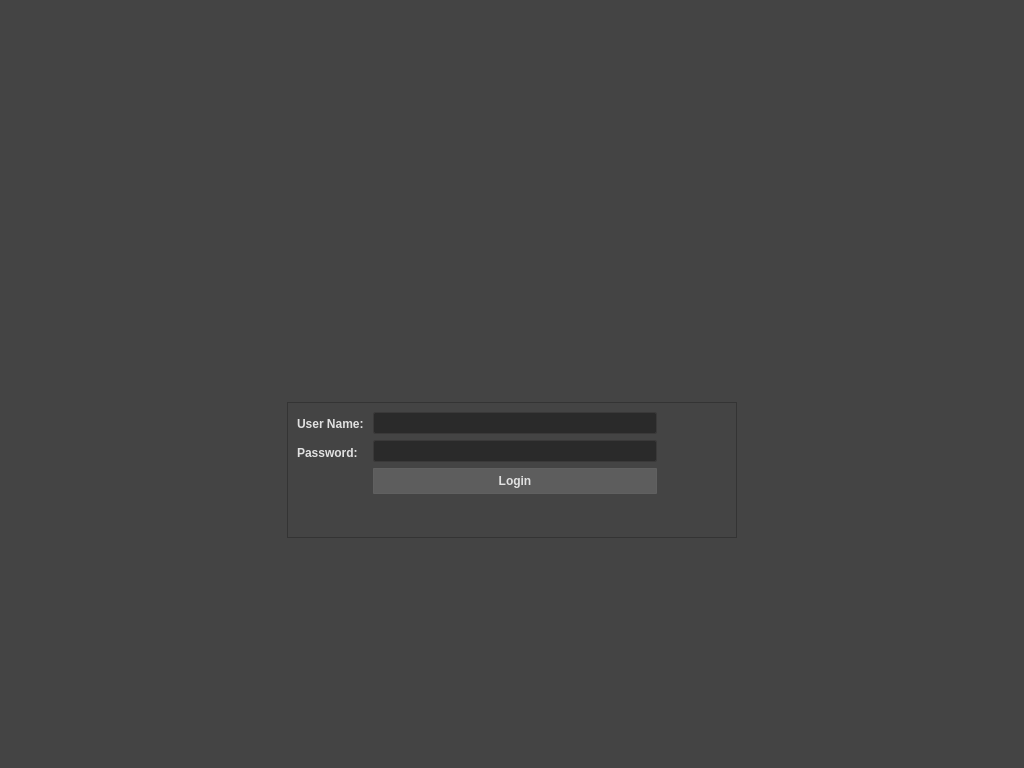
Above: esa/common/python/tool/inside_anim/campus/ui/login.ui from esernaalonso/dev before the change. Below: the same form after it.
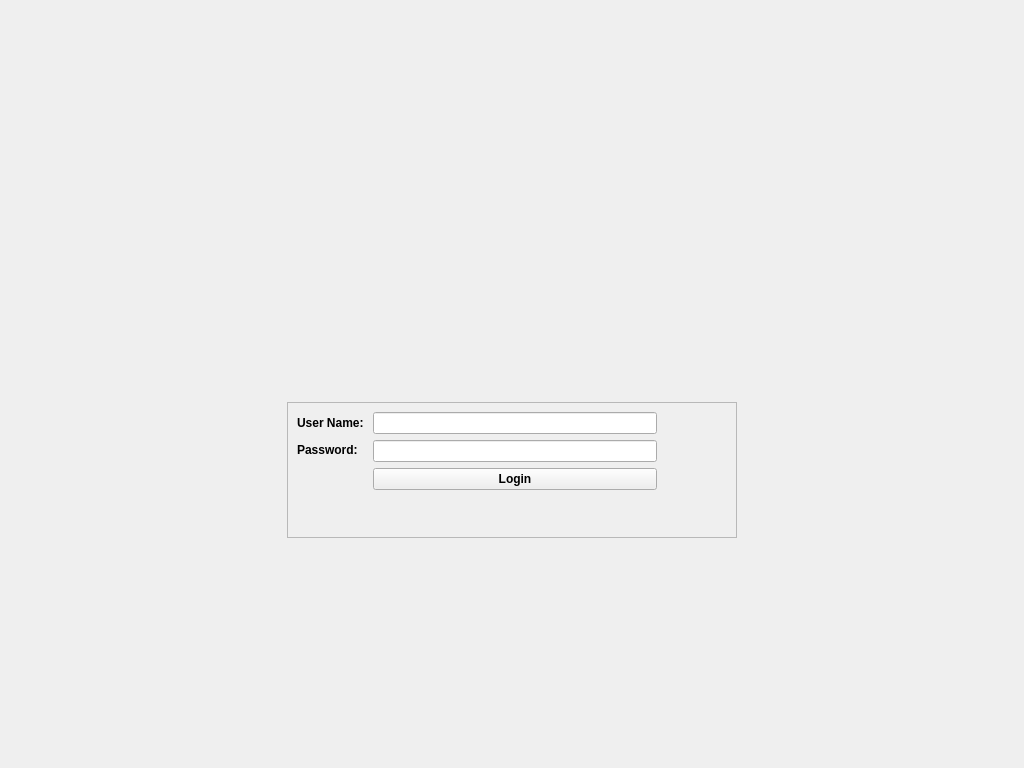
That is the form after the change.

Commit message: DEV-10 WIP streaming in phonon widget custom class, style working. Renamed to video player also.

What changed in the file:
```diff
--- a/esa/common/python/tool/inside_anim/campus/ui/login.ui
+++ b/esa/common/python/tool/inside_anim/campus/ui/login.ui
@@ -20,857 +20,7 @@
    <string>Form</string>
   </property>
   <property name="styleSheet">
-   <string notr="true">QWidget
-{
-    color: #e1e1e1;
-    background-color: #444444;
-    selection-background-color:#5d5d5d;
-    selection-color: black;
-    background-clip: border;
-    border-image: none;
-    outline: 0;
-}
-
-QWidget:focus
-{
-    border: 1px solid #757575;
-}
-
-QWidget:disabled
-{
-    color: #404040;
-    background-color: #444444;
-}
-
-QWidget:item:hover
-{
-    background-color: #c1c1c1;
-    color: #202020;
-}
-
-QWidget:item:selected
-{
-    background-color: #606060;
-}
-
-QToolTip
-{
-    border: 1px solid #3A3939;
-    background-color: rgb(90, 102, 117);
-    color: white;
-    padding: 1px;
-    opacity: 200;
-}
-
-QGroupBox
-{
-    border:1px solid #292929;
-    border-radius: 2px;
-    margin-top: 20px;
-}
-
-QGroupBox::title
-{
-    subcontrol-origin: margin;
-    subcontrol-position: top left;
-    left: 10px;
-    padding-left: 0px;
-    padding-right: 0px;
-    padding-top: 13px;
-}
-
-QGroupBox::indicator
-{
-    width: 15;
-    height: 15;
-    margin-left: 2px;
-}
-
-QCheckBox
-{
-    spacing: 5px;
-    outline: none;
-    color: #c5c5c5;
-    margin-bottom: 2px;
-}
-
-QCheckBox:focus
-{
-    border: none;
-}
-
-QCheckBox:disabled
-{
-    color: #777777;
-}
-
-QCheckBox::indicator
-{
-    width: 15;
-    height: 15;
-}
-
-QRadioButton
-{
-    spacing: 5px;
-    outline: none;
-    color: #c5c5c5;
-    margin-bottom: 2px;
-}
-
-QRadioButton:focus
-{
-    border: none;
-}
-
-QRadioButton:disabled
-{
-    color: #777777;
-}
-
-QRadioButton::indicator
-{
-    width: 15;
-    height: 15;
-}
-
-QProgressBar
-{
-    border: 1px solid #70c75c;
-    text-align: center;
-    padding: 0px;
-    background: #2a2a2a;
-    color: #FFFFFF;
-}
-
-QProgressBar::chunk:horizontal
-{
-    background-color: #70c75c;
-}
-
-QPushButton
-{
-    color: #e1e1e1;
-    background-color: #5d5d5d;
-    border-width: 1px;
-    border-color: #606060;
-    border-style: solid;
-    padding-top: 5px;
-    padding-bottom: 5px;
-    padding-left: 5px;
-    padding-right: 5px;
-    border-radius: 1px;
-    outline: none;
-}
-
-QPushButton:disabled
-{
-    background-color: #555555;
-    border-width: 1px;
-    border-color: #404040;
-    border-style: solid;
-    padding-top: 5px;
-    padding-bottom: 5px;
-    padding-left: 10px;
-    padding-right: 10px;
-    color: #454545;
-}
-
-QPushButton:focus
-{
-    background-color: #5d5d5d;
-}
-
-QPushButton:hover
-{
-    background-color: #70c75c;
-    border: 1px solid #70c75c;
-    color: #101010;
-}
-
-QPushButton:checked
-{
-    background-color: #202020;
-    border-color: #303030;
-    color: #c1c1c1;
-}
-
-QPushButton:pressed
-{
-    background-color: #252525;
-    color: #c1c1c1;
-    border: none;
-}
-
-QToolButton
-{
-    color: #e1e1e1;
-    background-color: #5d5d5d;
-    border-width: 1px;
-    border-color: #606060;
-    border-style: solid;
-    padding-top: 4px;
-    padding-bottom: 3px;
-    padding-left: 5px;
-    padding-right: 15px;
-    border-radius: 1px;
-    outline: none;
-}
-
-QToolButton:focus
-{
-    background-color: #5d5d5d;
-}
-
-QToolButton:hover
-{
-    background-color: #70c75c;
-    border: 1px solid #70c75c;
-    color: #101010;
-}
-
-QToolButton:checked
-{
-    background-color: #70c75c;
-    border-color: #70c75c;
-    color: #101010;
-}
-
-QToolButton:pressed
-{
-    background-color: #70c75c;
-    border-color: 70c75c;
-    color: #101010;
-}
-
-QToolButton::menu-indicator
-{
-    top: -3px; left: -2px;
-}
-
-QToolButton::menu-indicator:pressed
-{
-    top: -5px; left: -4px;
-}
-
-QTabWidget
-{
-    border: 1px transparent black;
-}
-
-QTabWidget:focus
-{
-    border: none;
-}
-
-QTabWidget::pane
-{
-    border: 1px solid #292929;
-    border-radius: 3px;
-    padding: 1px;
-}
-
-QTabBar::close-button
-{
-    background: transparent;
-}
-
-QTabBar::tab:top
-{
-    border-left: 1px solid #444444;
-    border-bottom: 1px transparent black;
-    background-color: #707070;
-    padding-top: 5px;
-    padding-bottom: 3px;
-    padding-left: 15px;
-    padding-right: 15px;
-    border-top-left-radius: 2px;
-    border-top-right-radius: 2px;
-}
-
-QTabBar::tab:top:!selected
-{
-    background-color: #353535;
-}
-
-QTabBar::tab:top:!selected:hover
-{
-    background-color: #70c75c;
-    color: #101010;
-}
-
-QComboBox
-{
-    background-color: #555555;
-    border-style: solid;
-    border: 0px solid #555555;
-    border-radius: 2px;
-    padding: 2px;
-    min-width: 75px;
-}
-
-QComboBox QAbstractItemView
-{
-    background-color: #2a2a2a;
-    border-radius: 1px;
-    border: 0px solid #555555;
-    selection-background-color: #70c75c;
-    outline: none;
-}
-
-QLineEdit
-{
-    background-color: #2a2a2a;
-    selection-background-color: #70c75c;
-    padding: 2px;
-    border-style: solid;
-    border: 1px solid #3A3939;
-    border-radius: 2px;
-    color: #c5c5c5;
-}
-
-QLineEdit:hover
-{
-    border: 1px solid #757575;
-    color: #c1c1c1;
-}
-
-QTextBrowser
-{
-    background-color: #2a2a2a;
-    selection-background-color: #959595;
-    padding: 2px;
-    border-style: solid;
-    border: 1px solid #3A3939;
-    border-radius: 2px;
-    color: #c5c5c5;
-}
-
-QTextBrowser:hover
-{
-    border: 1px solid #757575;
-    color: #c1c1c1;
-}
-
-QTextEdit
-{
-    background-color: #2a2a2a;
-    selection-background-color: #70c75c;
-    padding: 2px;
-    border-style: solid;
-    border: 1px solid #3A3939;
-    border-radius: 2px;
-    color: #c5c5c5;
-}
-
-QTextEdit:hover
-{
-    border: 1px solid #757575;
-    color: #c1c1c1;
-}
-
-QPlainTextEdit
-{
-    background-color: #2a2a2a;
-    selection-background-color: #70c75c;
-    padding: 2px;
-    border-style: solid;
-    border: 1px solid #3A3939;
-    border-radius: 2px;
-    color: #c5c5c5;
-}
-
-QPlainTextEdit:hover
-{
-    border: 1px solid #757575;
-    color: #c1c1c1;
-}
-
-QAbstractSpinBox
-{
-    padding-top: 2px;
-    padding-bottom: 2px;
-    border: 1px solid #3A3939;
-    background-color: #2a2a2a;
-    selection-background-color: #70c75c;
-    color: #c5c5c5;
-    border-radius: 2px;
-}
-
-QAbstractSpinBox:hover
-{
-    border: 1px solid #757575;
-    color: #c1c1c1;
-}
-
-QSlider:focus
-{
-    border: none;
-}
-
-QSlider::groove:horizontal
-{
-    border: 1px solid #3A3939;
-    height: 3px;
-    background: #2a2a2a;
-    margin: 2px 0;
-    border-radius: 2px;
-}
-
-QSlider::handle:horizontal
-{
-    background: #70c75c;
-    border: 1px solid #3A3939;
-    width: 5px;
-    height: 15px;
-    margin: -8px 0;
-    border-radius: 2px;
-}
-
-QSlider::groove:vertical
-{
-    border: 1px solid #3A3939;
-    width: 3px;
-    background: #2a2a2a;
-    margin: 2px 0;
-    border-radius: 2px;
-}
-
-QSlider::handle:vertical
-{
-    background: #70c75c;
-    border: 1px solid #3A3939;
-    height: 5px;
-    width: 15px;
-    margin: 0 -8px;
-    border-radius: 2px;
-}
-
-QDial
-{
-    background-color: #70c75c;
-    border: 0px;
-    width: 3px;
-    margin: 2px 0;
-    border-radius: 2px;
-}
-
-QDial:hover
-{
-    background-color:: #c1c1c1;
-}
-
-QLabel
-{
-    color: #e1e1e1;
-}
-
-QLCDNumber
-{
-    border: none;
-}
-
-QGraphicsView
-{
-    border: 1px solid #3A3939;
-    border-radius: 2px;
-    background-color: #2a2a2a;
-    selection-background-color: #959595;
-}
-
-QAxWidget
-{
-    border: 1px solid #3A3939;
-    border-radius: 2px;
-    background-color: #2a2a2a;
-    selection-background-color: #959595;
-}
-
-QMdiArea
-{
-    border: 1px solid #3A3939;
-    border-radius: 2px;
-    background-color: #2a2a2a;
-    selection-background-color: #959595;
-}
-
-QListView
-{
-    border: 1px solid #3A3939;
-    border-radius: 2px;
-    background-color: #2a2a2a;
-    selection-background-color: #70c75c;
-}
-
-QListView::item:!selected:hover
-{
-    background: #70c75c;
-    outline: 0;
-    color: #101010;
-}
-
-QListView::item:selected
-{
-    background: #858585;
-    color: #101010;
-}
-
-QListView::item:selected:active
-{
-    background: #858585;
-    color: #101010;
-}
-
-QListView::item:selected:hover
-{
-    background: #70c75c;
-    color: #101010;
-}
-
-QColumnView
-{
-    border: 1px solid #3A3939;
-    border-radius: 2px;
-    background-color: #2a2a2a;
-    selection-background-color: #70c75c;
-}
-
-QColumnView::item:!selected:hover
-{
-    background: #70c75c;
-    outline: 0;
-    color: #101010;
-}
-
-QColumnView::item:selected
-{
-    background: #858585;
-    color: #101010;
-}
-
-QColumnView::item:selected:active
-{
-    background: #858585;
-    color: #101010;
-}
-
-QColumnView::item:selected:hover
-{
-    background: #70c75c;
-    color: #101010;
-}
-
-QTableView
-{
-    border: 1px solid #3A3939;
-    border-radius: 2px;
-    background-color: #2a2a2a;
-    selection-background-color: #70c75c;
-    gridline-color: #505050;
-}
-
-QTableView::item:!selected:hover
-{
-    background: #70c75c;
-    outline: 0;
-    color: #101010;
-}
-
-QTableView::item:selected
-{
-    background: #858585;
-    color: #101010;
-}
-
-QTableView::item:selected:active
-{
-    background: #858585;
-    color: #101010;
-}
-
-QTableView::item:selected:hover
-{
-    background: #70c75c;
-    color: #101010;
-}
-
-QHeaderView
-{
-    border: none;
-    border-radius: 2px;
-    background-color: #2a2a2a;
-    selection-background-color: #959595;
-    gridline-color: #505050;
-}
-
-QHeaderView::section
-{
-    background: #959595;
-    outline: 0;
-    color: #101010;
-    border: 1px solid #505050;
-    border-radius: 0px;
-    text-align: center;
-}
-
-QHeaderView::section::vertical::first
-{
-    border-top: 1px solid #6c6c6c;
-}
-
-QHeaderView::section::vertical::only-one
-{
-    border-top: 1px solid #6c6c6c;
-}
-
-QHeaderView::section::vertical
-{
-    border-top: transparent;
-}
-
-QHeaderView::section::horizontal::first
-{
-    border-left: 1px solid #6c6c6c;
-}
-
-QHeaderView::section::horizontal::only-one
-{
-    border-left: 1px solid #6c6c6c;
-}
-
-QHeaderView::section::horizontal
-{
-    border-left: transparent;
-}
-
-QHeaderView::section:checked
-{
-    color: #e1e1e1;
-    background-color: #5A5959;
-}
-
-QHeaderView::down-arrow
-{
-    border: none;
-}
-
-QHeaderView::up-arrow
-{
-    border: none;
-}
-
-QTableCornerButton::section
-{
-    background-color: #959595;
-    border: 1px solid #6c6c6c;
-    border-radius: 0px;
-}
-
-QTreeView
-{
-    border: 1px solid #3A3939;
-    border-radius: 2px;
-    background-color: #2a2a2a;
-    selection-background-color: #70c75c;
-    gridline-color: #505050;
-}
-
-QTreeView::item:!selected:hover
-{
-    background: #70c75c;
-    outline: 0;
-    color: #101010;
-}
-
-QTreeView::item:selected
-{
-    background: #858585;
-    color: #101010;
-}
-
-QTreeView::item:selected:active
-{
-    background: #858585;
-    color: #101010;
-}
-
-QTreeView::item:selected:hover
-{
-    background: #70c75c;
-    color: #101010;
-}
-
-QSplitter::handle
-{
-    border: 1px dashed #3A3939;
-}
-
-QSplitter::handle:hover
-{
-    background-color: #757575;
-    border: 1px solid #3A3939;
-}
-
-QSplitter::handle:horizontal
-{
-    width: 1px;
-}
-
-QSplitter::handle:vertical
-{
-    height: 1px;
-}
-
-QToolBox
-{
-    color: #e1e1e1;
-    background-color: #353535;
-    border-width: 0px;
-    border-radius: 2px;
-    border-color: #606060;
-    border-style: solid;
-    padding-top: 5px;
-    padding-bottom: 5px;
-    padding-left: 5px;
-    padding-right: 5px;
-    outline: none;
-}
-
-QToolBox::tab
-{
-    color: #e1e1e1;
-    background-color: #505050;
-    border-width: 1px;
-    border-color: #555555;
-    border-style: solid;
-    padding-top: 5px;
-    padding-bottom: 5px;
-    padding-left: 5px;
-    padding-right: 5px;
-    border-radius: 1px;
-    outline: none;
-}
-
-QToolBox::tab:selected
-{
-     background-color: #70c75c;
-     border: 1px solid #757575;
-     color: #101010;
-}
-
-QStatusBar::item
-{
-    border: 1px solid #3A3939;
-    border-radius: 2px;
-}
-
-QMenu
-{
-    border: 1px solid #757575;
-    color: #e1e1e1;
-    background-color: #444444;
-    margin: 0px;
-}
-
-QMenu::icon
-{
-    margin: 5px;
-}
-
-QMenu::item
-{
-    background-color: #2a2a2a;
-    padding-top: 2px;
-    padding-bottom: 2px;
-    padding-left: 5px;
-    padding-right: 50px;
-}
-
-QMenu::item:selected
-{
-    color: #000000;
-    background-color: #70c75c;
-}
-
-QMenu::separator
-{
-    height: 0px;
-    background: #757575;
-}
-
-QScrollBar
-{
-    background-color: #2a2a2a;
-    background: #2a2a2a;
-}
-
-QScrollBar::add-page
-{
-    background: none;
-}
-
-QScrollBar::sub-page
-{
-    background: none;
-}
-
-QScrollBar::handle
-{
-    background-color: #70c75c;
-}
-
-QScrollBar::down-arrow:vertical
-{
-    background-color: #656565;
-    margin: 0px;
-    border: none;
-}
-
-QScrollBar::up-arrow:vertical
-{
-    background-color: #656565;
-    margin: 0px;
-    border: none;
-}
-
-QScrollBar::left-arrow:horizontal
-{
-    background-color: #656565;
-    margin: 0px;
-    border: none;
-}
-
-QScrollBar::right-arrow:horizontal
-{
-    background-color: #656565;
-    margin: 0px;
-    border: none;
-}
-
-QScrollBar::add-line:vertical
-{
-      border: none;
-      background: none;
-}
-
-QScrollBar::sub-line:vertical
-{
-      border: none;
-      background: none;
-}
-
-QScrollBar::add-line:horizontal
-{
-      border: none;
-      background: none;
-}
-
-QScrollBar::sub-line:horizontal
-{
-      border: none;
-      background: none;
-}
-</string>
+   <string notr="true"/>
   </property>
   <layout class="QGridLayout" name="gridLayout_2">
    <item row="0" column="0">
```
The commit also changes 10 other files.
